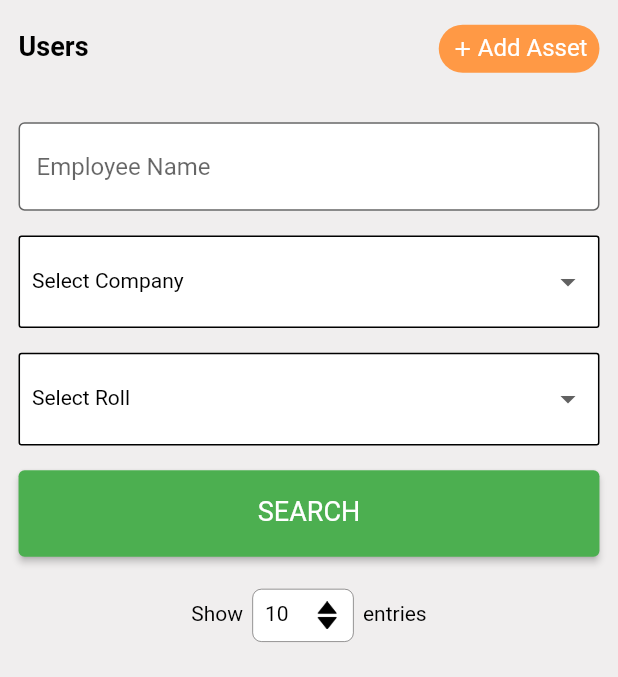
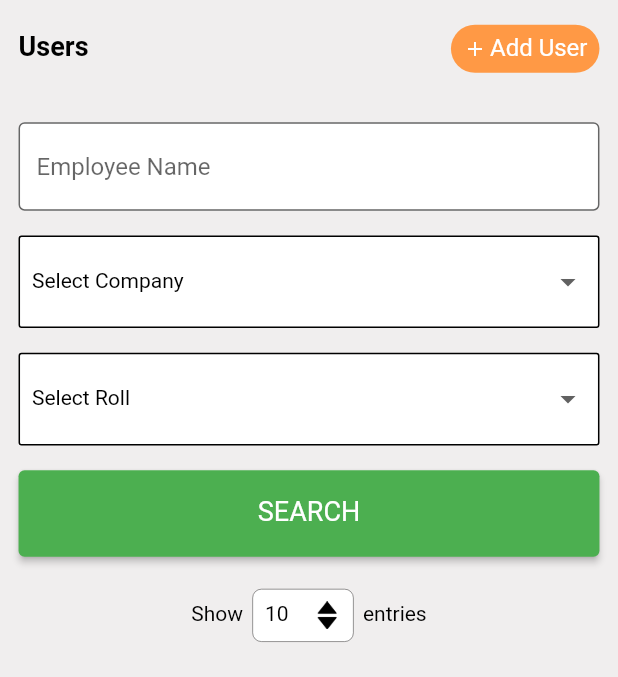
Before and after one commit to gaurav-chandani7/hrms_clone, a Flutter app: the Users screen opened directly, on a phone screen of 412 x 824 dp, the part 84-761 px from its top. Run offline on Flutter 3.47's test engine with Material 2 defaults, Android fonts, the phone set to English and light mode, and no system bars; our stand-ins replace flutter_bloc, freezed_annotation, simple_animations, supercharged; missing offline and left inert: flutter_quill.

Commit message:
fix: button name replaced to "Add user"

```diff
--- a/lib/hrms_clone/users/users.dart
+++ b/lib/hrms_clone/users/users.dart
@@ -291,7 +291,7 @@ class _UsersState extends State<Users> {
                     );
                   },
                   child: addButton(
-                      context: context, title: 'Add Asset', borderRad: 20))
+                      context: context, title: 'Add User', borderRad: 20))
             ]),
             Spacing().verticalSpace(context, 0.04),
             TextField(
```
